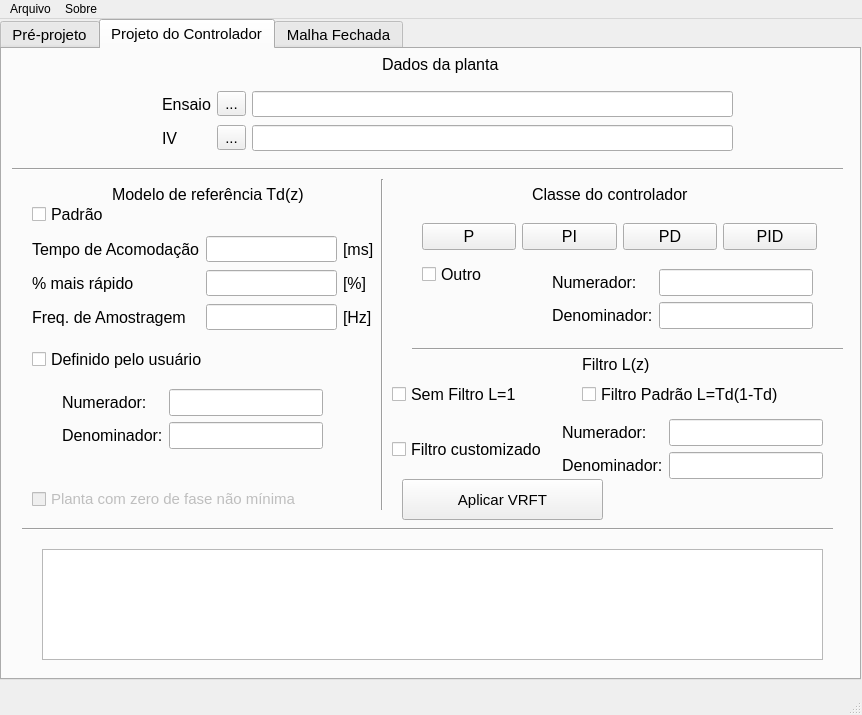
First picture: the form in src/guiPrincipal.ui, repository AndreCW/pythonGUI_VRFT, before the edit.
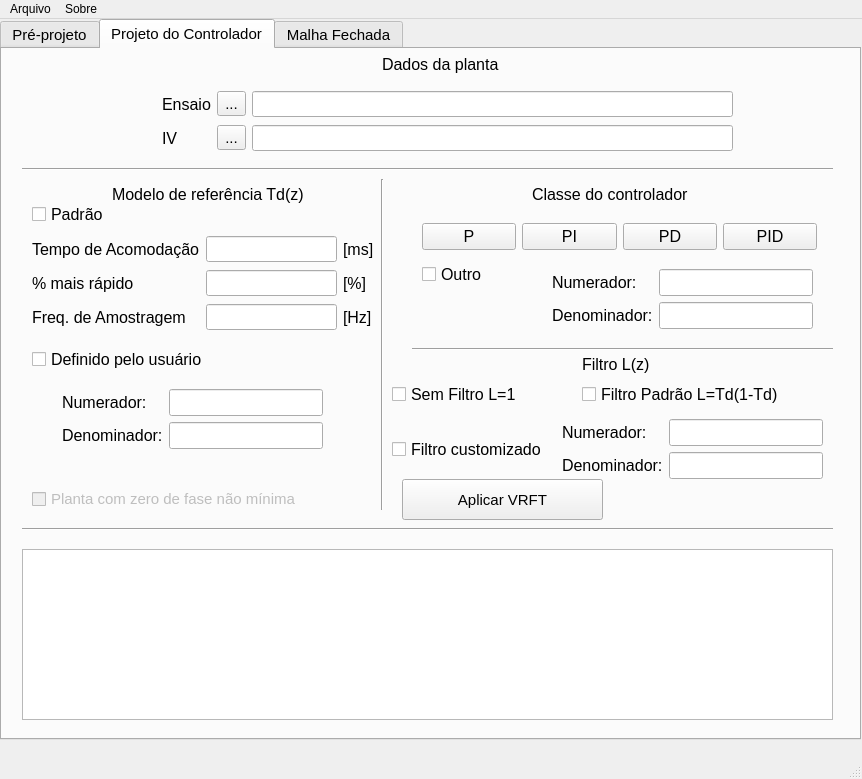
Second picture: the form after the edit. The open tabs and pages were chosen to show the change.

What changed in the file:
```diff
--- a/src/guiPrincipal.ui
+++ b/src/guiPrincipal.ui
@@ -7,7 +7,7 @@
     <x>0</x>
     <y>0</y>
     <width>862</width>
-    <height>715</height>
+    <height>779</height>
    </rect>
   </property>
   <property name="windowTitle">
@@ -20,7 +20,7 @@
       <x>0</x>
       <y>0</y>
       <width>861</width>
-      <height>661</height>
+      <height>721</height>
      </rect>
     </property>
     <property name="font">
@@ -751,7 +751,7 @@
        <rect>
         <x>410</x>
         <y>290</y>
-        <width>431</width>
+        <width>421</width>
         <height>20</height>
        </rect>
       </property>
@@ -1068,9 +1068,9 @@
      <widget class="Line" name="line_2">
       <property name="geometry">
        <rect>
-        <x>10</x>
+        <x>20</x>
         <y>110</y>
-        <width>831</width>
+        <width>811</width>
         <height>20</height>
        </rect>
       </property>
@@ -1110,10 +1110,10 @@
      <widget class="QPlainTextEdit" name="controllerOutput">
       <property name="geometry">
        <rect>
-        <x>40</x>
+        <x>20</x>
         <y>500</y>
-        <width>781</width>
-        <height>111</height>
+        <width>811</width>
+        <height>171</height>
        </rect>
       </property>
       <property name="readOnly">
```
Left out of the diff: 22 changed lines with no effect on the pictures.
